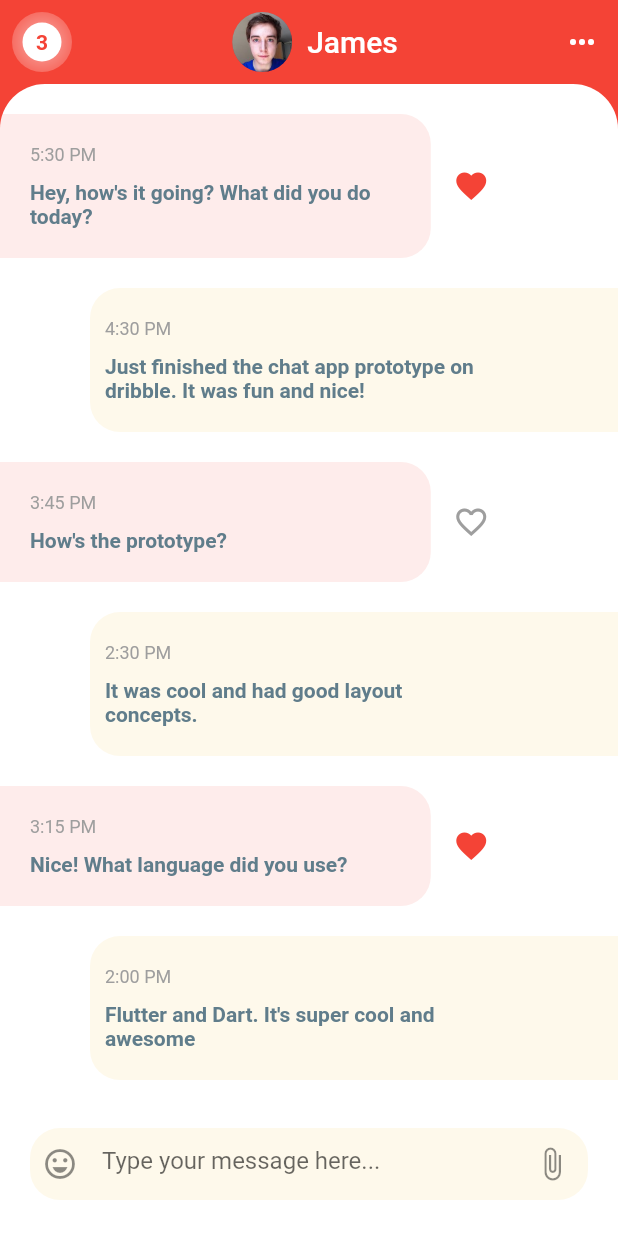
After one commit to Atuoha/chatapp_skin, a Flutter app: the screen it shows after launch, after a tap on "James", on a phone screen of 412 x 824 dp. The commit adds this screen. Run offline on Flutter 3.47's test engine with Material 2 defaults, Android fonts, the phone set to English and light mode, and no system bars.

Commit message:
chat screen and adjustments

```diff
--- a/lib/main.dart
+++ b/lib/main.dart
@@ -1,4 +1,5 @@
 import 'package:chatapp_ui/providers/providers.dart';
+import 'package:chatapp_ui/screens/chat_screen.dart';
 import 'package:flutter/material.dart';
 import 'package:provider/provider.dart';
 import 'constants/color.dart';
@@ -32,7 +33,9 @@ class ChatApp extends StatelessWidget {
         ),
         debugShowCheckedModeBanner: false,
         home: const HomeScreen(),
-        routes: const {},
+        routes:  {
+          ChatScreen.routeName:(context) => const ChatScreen()
+        },
       ),
     );
   }
--- a/lib/providers/messages.dart
+++ b/lib/providers/messages.dart
@@ -8,7 +8,7 @@ class MessageData extends ChangeNotifier {
     Message(
       sender: 2,
       time: '5:30 PM',
-      text: 'Hey, hope you are okay?',
+      text: 'Hey, how\'s it going? What did you do today?',
       isLiked: false,
       unread: true,
     ),
@@ -69,35 +69,36 @@ class MessageData extends ChangeNotifier {
     Message(
       sender: 0,
       time: '4:30 PM',
-      text: 'Just walked my doge. She was super duper cute. The best pupper!!',
+      text: 'Just finished the chat app prototype on dribble. It was fun and nice!',
       isLiked: false,
       unread: true,
     ),
     Message(
       sender: 2,
       time: '3:45 PM',
-      text: 'How\'s the doggo?',
+      text: 'How\'s the prototype?',
+      isLiked: false,
+      unread: true,
+    ),
+     Message(
+      sender: 0,
+      time: '2:30 PM',
+      text: 'It was cool and had good layout concepts.',
       isLiked: false,
       unread: true,
     ),
     Message(
       sender: 2,
       time: '3:15 PM',
-      text: 'All the food',
+      text: 'Nice! What language did you use?',
       isLiked: true,
       unread: true,
     ),
+
     Message(
       sender: 0,
-      time: '2:30 PM',
-      text: 'Nice! What kind of food did you eat?',
-      isLiked: false,
-      unread: true,
-    ),
-    Message(
-      sender: 2,
       time: '2:00 PM',
-      text: 'I ate so much food today.',
+      text: 'Flutter and Dart. It\'s super cool and awesome',
       isLiked: false,
       unread: true,
     ),
--- /dev/null
+++ b/lib/screens/chat_screen.dart
@@ -0,0 +1,141 @@
+import 'package:chatapp_ui/widgets/sender_chat.dart';
+import 'package:flutter/material.dart';
+import 'package:provider/provider.dart';
+import '../providers/providers.dart';
+import '../widgets/receiver_chat.dart';
+
+class ChatScreen extends StatelessWidget {
+  const ChatScreen({Key? key}) : super(key: key);
+  static const routeName = '/chat-screen';
+
+  @override
+  Widget build(BuildContext context) {
+    var msgData = Provider.of<MessageData>(context);
+    var userData = Provider.of<UserData>(context);
+
+    return Scaffold(
+      backgroundColor: Theme.of(context).primaryColor,
+      appBar: AppBar(
+        elevation: 0,
+        automaticallyImplyLeading: false,
+        centerTitle: true,
+        title: Row(
+          mainAxisAlignment: MainAxisAlignment.center,
+          children: [
+            CircleAvatar(backgroundImage: AssetImage(userData.findById(2).imageUrl),),
+            const SizedBox(width: 10),
+             Text(
+             userData.findById(2).name,
+              style: const TextStyle(
+                color: Colors.white,
+                fontWeight: FontWeight.w500,
+              ),
+            ),
+          ],
+        ),
+        leading: Padding(
+          padding: const EdgeInsets.symmetric(
+            horizontal: 15.0,
+            vertical: 5,
+          ),
+          child: Container(
+            height: 10,
+            width: 10,
+            decoration: const BoxDecoration(
+              shape: BoxShape.circle,
+              color: Colors.white,
+              boxShadow: [
+                BoxShadow(
+                  color: Colors.white60,
+                  blurStyle: BlurStyle.inner,
+                  blurRadius: 20.0,
+                  spreadRadius: 7,
+                  // offset: Offset.fromDirection(direction)
+                )
+              ],
+            ),
+            alignment: Alignment.center,
+            child: Text(
+              '3',
+              style: TextStyle(
+                color: Theme.of(context).primaryColor,
+                fontWeight: FontWeight.bold,
+              ),
+            ),
+          ),
+        ),
+        actions: const [
+          IconButton(
+            onPressed: null,
+            icon: Icon(
+              Icons.more_horiz,
+              color: Colors.white,
+            ),
+          ),
+        ],
+      ),
+      body: ConstrainedBox(
+        constraints: const BoxConstraints.tightFor(
+          width: double.infinity,
+          height: double.infinity,
+        ),
+        child: Container(
+          decoration: const BoxDecoration(
+            color: Colors.white,
+            borderRadius: BorderRadius.only(
+              topRight: Radius.circular(30),
+              topLeft: Radius.circular(30),
+            ),
+          ),
+          child: ClipRRect(
+            borderRadius: const BorderRadius.only(
+              topRight: Radius.circular(30),
+              topLeft: Radius.circular(30),
+            ),
+            child: Column(
+              children: [
+                Expanded(
+                  flex: 7,
+                  child: ListView.builder(
+                      padding: const EdgeInsets.only(top: 10),
+                      itemCount: msgData.messages.length,
+                      itemBuilder: (context, index) =>
+                          msgData.messages[index].sender != 0
+                              ? ReceiverChat(message: msgData.messages[index])
+                              : SenderChat(message: msgData.messages[index])),
+                ),
+                Expanded(
+                  flex: 1,
+                  child: Center(
+                    child: Padding(
+                      padding: const EdgeInsets.all(20.0),
+                      child: Container(
+                        decoration: BoxDecoration(
+                            color: Theme.of(context).colorScheme.secondary,
+                            borderRadius: BorderRadius.circular(20)),
+                        child: const Padding(
+                          padding: EdgeInsets.only(left: 8.0),
+                          child: TextField(
+                            decoration: InputDecoration(
+                              hintText: 'Type your message here...',
+                              icon: Icon(
+                                Icons.emoji_emotions_outlined,
+                              ),
+                              suffixIcon: Icon(Icons.attach_file),
+                              enabledBorder: InputBorder.none,
+                              border: InputBorder.none,
+                            ),
+                          ),
+                        ),
+                      ),
+                    ),
+                  ),
+                )
+              ],
+            ),
+          ),
+        ),
+      ),
+    );
+  }
+}
--- a/lib/widgets/home_chats.dart
+++ b/lib/widgets/home_chats.dart
@@ -1,3 +1,4 @@
+import 'package:chatapp_ui/screens/chat_screen.dart';
 import 'package:flutter/material.dart';
 import 'package:provider/provider.dart';
 import '../providers/providers.dart';
@@ -19,6 +20,11 @@ class HomeChats extends StatelessWidget {
               topLeft: Radius.circular(30),
             ),
           ),
+          child: ClipRRect(
+            borderRadius: const BorderRadius.only(
+              topRight: Radius.circular(30),
+              topLeft: Radius.circular(30),
+            ),
             child: ListView.builder(
               padding: const EdgeInsets.only(top: 20),
               itemCount: msgData.chats.length,
@@ -26,7 +32,11 @@ class HomeChats extends StatelessWidget {
                 context,
                 index,
               ) =>
-              Container(
+                  GestureDetector(
+                onTap: () => Navigator.of(context).pushNamed(
+                  ChatScreen.routeName,
+                ),
+                child: Container(
                   margin: const EdgeInsets.only(top: 6, right: 20),
                   padding: const EdgeInsets.fromLTRB(20, 10, 5, 10),
                   decoration: BoxDecoration(
@@ -125,6 +135,7 @@ class HomeChats extends StatelessWidget {
                 ),
               ),
             ),
+          )),
     );
   }
 }
--- /dev/null
+++ b/lib/widgets/receiver_chat.dart
@@ -0,0 +1,74 @@
+import 'package:flutter/material.dart';
+import '../models/models.dart';
+
+class ReceiverChat extends StatelessWidget {
+  final Message message;
+
+  const ReceiverChat({
+    Key? key,
+    required this.message,
+  }) : super(key: key);
+
+  @override
+  Widget build(BuildContext context) {
+    return Container(
+      margin: const EdgeInsets.only(
+        right: 20,
+        top: 10,
+        bottom: 10,
+      ),
+      child: Row(
+        children: [
+          Container(
+            alignment: Alignment.topRight,
+            decoration: BoxDecoration(
+              color: Theme.of(context).primaryColor.withOpacity(0.1),
+              borderRadius: const BorderRadius.only(
+                bottomRight: Radius.circular(20),
+                topRight: Radius.circular(20),
+              ),
+            ),
+            child: Padding(
+              padding: const EdgeInsets.symmetric(
+                horizontal: 20.0,
+                vertical: 20,
+              ),
+              child: Column(
+                crossAxisAlignment: CrossAxisAlignment.start,
+                children: [
+                  Text(
+                    message.time,
+                    style: const TextStyle(
+                      color: Colors.grey,
+                      fontSize: 12,
+                    ),
+                  ),
+                  const SizedBox(
+                    height: 10,
+                  ),
+                  SizedBox(
+                    width: MediaQuery.of(context).size.width * 0.60,
+                    child: Text(
+                      message.text,
+                      style: const TextStyle(
+                        color: Colors.blueGrey,
+                        fontWeight: FontWeight.bold,
+                      ),
+                    ),
+                  ),
+                ],
+              ),
+            ),
+          ),
+          const SizedBox(
+            width: 15,
+          ),
+          Icon(
+            message.isLiked ? Icons.favorite : Icons.favorite_border,
+            color: message.isLiked ? Colors.red : Colors.grey,
+          )
+        ],
+      ),
+    );
+  }
+}
--- /dev/null
+++ b/lib/widgets/sender_chat.dart
@@ -0,0 +1,60 @@
+import 'package:flutter/material.dart';
+import '../models/models.dart';
+
+class SenderChat extends StatelessWidget {
+  final Message message;
+
+  const SenderChat({
+    Key? key,
+    required this.message,
+  }) : super(key: key);
+
+  @override
+  Widget build(BuildContext context) {
+    return Container(
+      margin: const EdgeInsets.only(
+        top: 10,
+        left: 60,
+        bottom: 10,
+      ),
+      child: Container(
+        alignment: Alignment.topLeft,
+        decoration: BoxDecoration(
+          color: Theme.of(context).colorScheme.secondary,
+          borderRadius: const BorderRadius.only(
+            topLeft: Radius.circular(20),
+            bottomLeft: Radius.circular(20),
+          ),
+        ),
+        child: Padding(
+          padding: const EdgeInsets.fromLTRB(10, 20, 20, 20),
+          child: Column(
+            crossAxisAlignment: CrossAxisAlignment.start,
+            children: [
+              Text(
+              message.time,
+                style: const TextStyle(
+                  color: Colors.grey,
+                  fontSize: 12,
+                ),
+              ),
+              const SizedBox(
+                height: 10,
+              ),
+              SizedBox(
+                width: MediaQuery.of(context).size.width * 0.60,
+                child: Text(
+                message.text,
+                  style: const TextStyle(
+                    color: Colors.blueGrey,
+                    fontWeight: FontWeight.bold,
+                  ),
+                ),
+              ),
+            ],
+          ),
+        ),
+      ),
+    );
+  }
+}
```
Lines whose indentation alone changed are shown as unchanged.
